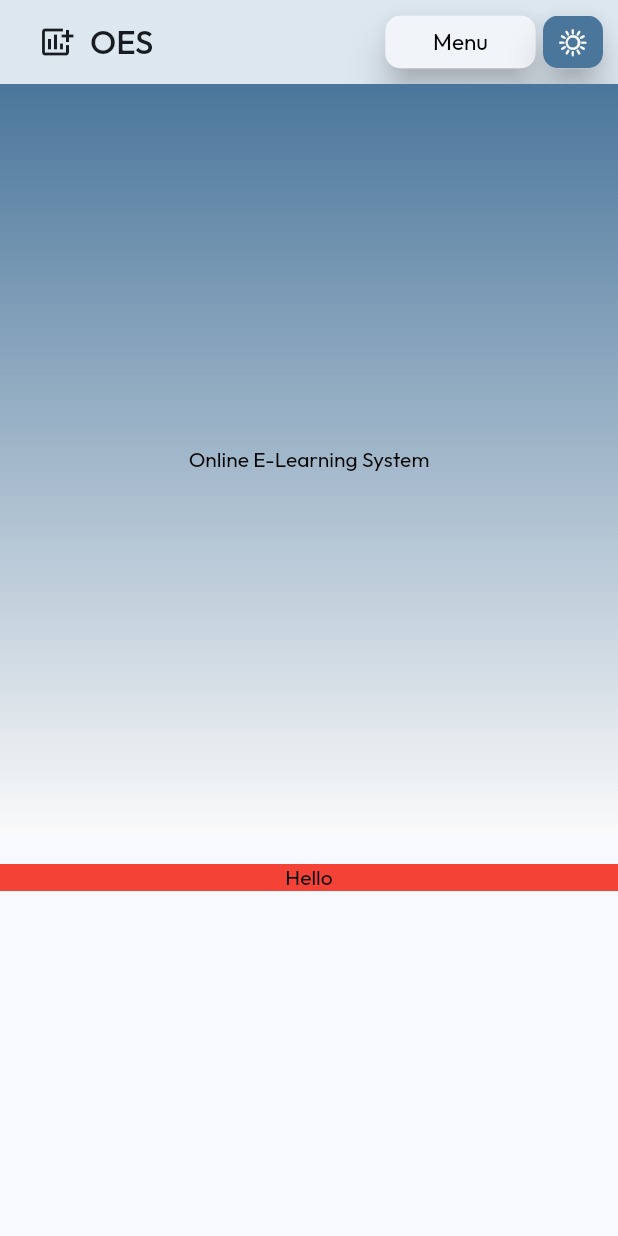
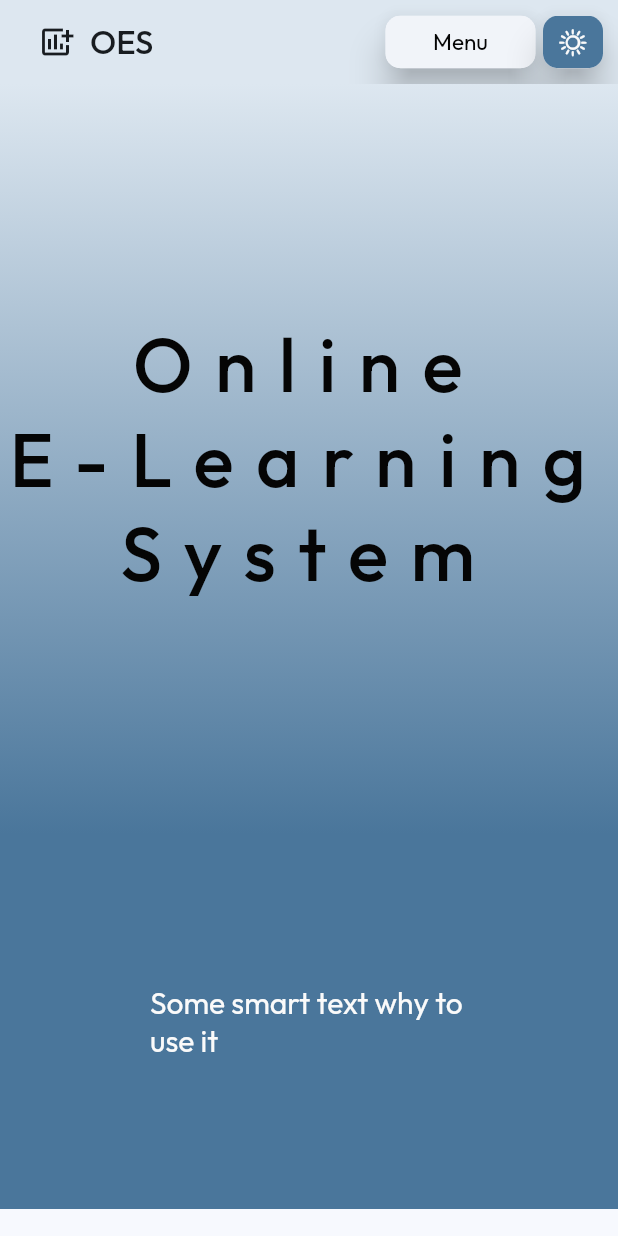
Before and after one commit to sobotat/OES, a Flutter app: the WebHomeScreen screen opened by its route, on a phone screen of 412 x 824 dp. Run offline on Flutter 3.47's test engine with Material 2 defaults, Android fonts, the phone set to English and light mode, and no system bars; our stand-ins replace go_router, google_fonts, shared_preferences; accounts and stored records are empty.

Commit message:
Improved WebScreen
Took 13 minutes

```diff
--- a/lib/ui/web/WebHomeScreen.dart
+++ b/lib/ui/web/WebHomeScreen.dart
@@ -48,30 +48,41 @@ class _WebHomeScreenState extends State<WebHomeScreen> {
       ),
       body: Container(
         alignment: Alignment.topCenter,
-        child: Column(
+        child: ListView(
           children: [
-            Padding(
-              padding: const EdgeInsets.only(
-                bottom: 20,
-              ),
-              child: SizedBox(
+            SizedBox(
               height: 500,
               child: GradientContainer(
                 borderRadius: BorderRadius.zero,
                 colors: [
+                  Theme.of(context).colorScheme.secondary,
                   Theme.of(context).extension<AppCustomColors>()!.accent,
-                    Theme.of(context).colorScheme.background,
                 ],
                 begin: Alignment.topCenter,
                 end: Alignment.bottomCenter,
-                  child: const Text('Online E-Learning System'),
+                child: Text(width > overflow ? 'Online E-Learning System' : 'Online\nE-Learning\nSystem',
+                  style: Theme.of(context).textTheme.headlineLarge!.copyWith(
+                    fontSize: 50,
+                    letterSpacing: 15,
+                    fontWeight: FontWeight.w500,
+                    color: AppTheme.getActiveTheme().calculateTextColor(Theme.of(context).colorScheme.secondary, context)
+                  ),
+                  textAlign: TextAlign.center
                 ),
               ),
             ),
-            Container(
-              color: Colors.red,
+            Expanded(
+              child: Container(
+                padding: const EdgeInsets.all(100),
+                color: Theme.of(context).extension<AppCustomColors>()!.accent,
                 alignment: Alignment.topCenter,
-              child: Text('Hello'),
+                child: Text('Some smart text why to use it',
+                  style: Theme.of(context).textTheme.bodyMedium!.copyWith(
+                    fontSize: 20,
+                    color: AppTheme.getActiveTheme().calculateTextColor(Theme.of(context).extension<AppCustomColors>()!.accent, context),
+                  ),
+                ),
+              ),
             ),
           ],
         ),
```
Lines whose indentation alone changed are shown as unchanged.
